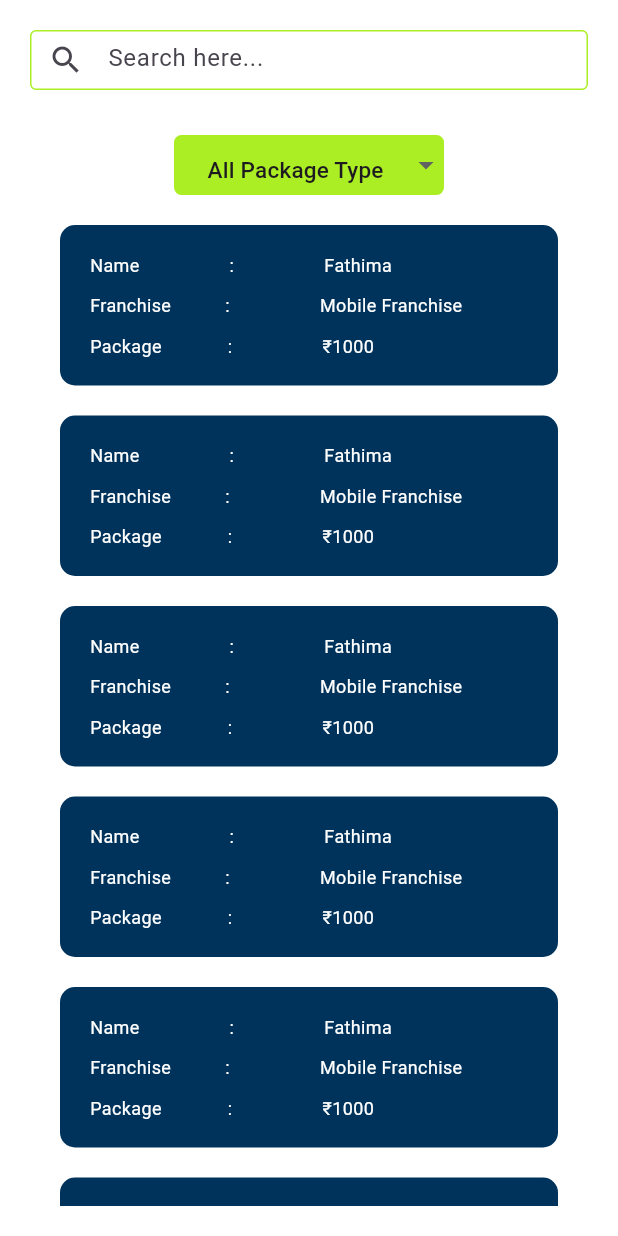
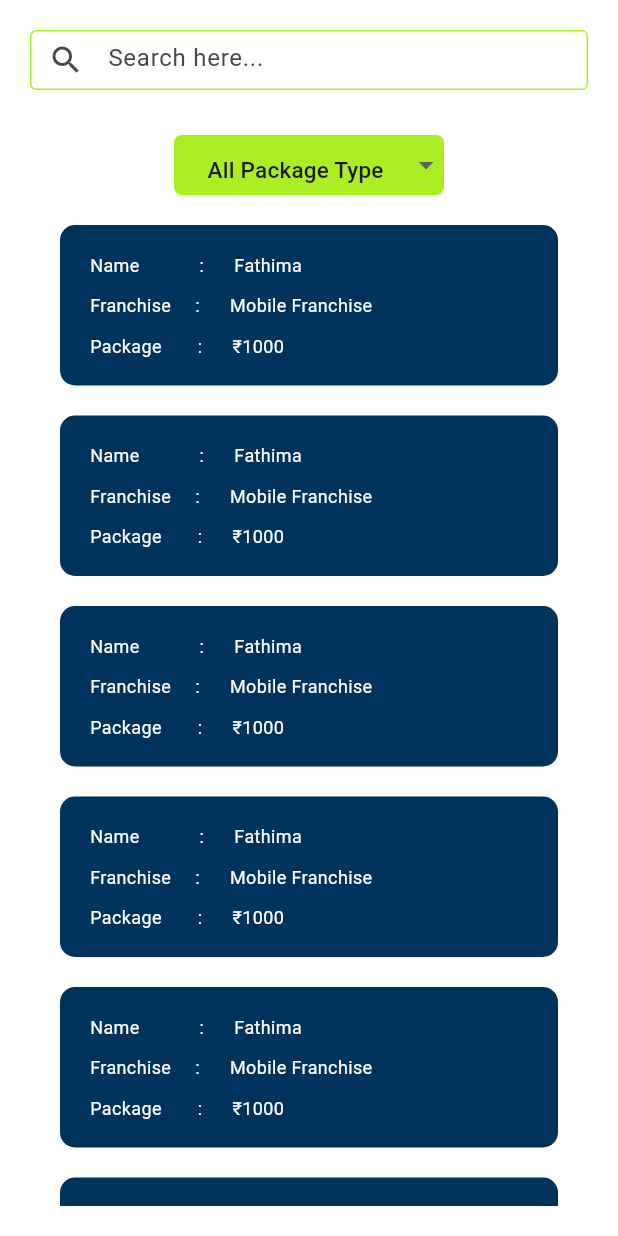
Before and after one commit to seclobproject/Market-Journey_App, a Flutter app: the Dropdownscreen screen opened directly, on a phone screen of 412 x 824 dp. Run offline on Flutter 3.47's test engine with Material 3 defaults, Android fonts, the phone set to English and light mode, and no system bars; our stand-ins replace dio, flutter_svg, logger, shared_preferences; missing offline and left inert: scroll_loop_auto_scroll; accounts and stored records are empty; network calls fail.

Commit message:
dropdown edited

```diff
--- a/lib/networking/constant.dart
+++ b/lib/networking/constant.dart
@@ -1 +1,2 @@
-const String baseURL = "https://admin.marketjourney.in";
+// const String baseURL = "https://admin.marketjourney.in";
+const String baseURL = "http://192.168.29.165:6003";
--- a/lib/screens/members/widgets/level_one.dart
+++ b/lib/screens/members/widgets/level_one.dart
@@ -11,18 +11,16 @@ class levelone extends StatefulWidget {
 class _leveloneState extends State<levelone> {
   @override
   Widget build(BuildContext context) {
-    return   ListView.builder(
+    return ListView.builder(
         itemCount: 10,
         itemBuilder: (BuildContext context, int index) {
           return Padding(
-            padding: const EdgeInsets.symmetric(horizontal: 20,vertical: 10),
+            padding: const EdgeInsets.symmetric(horizontal: 20, vertical: 10),
             child: Container(
               height: 107,
               width: 400,
               decoration: BoxDecoration(
-                color: bluem,
-                borderRadius: BorderRadius.circular(10)
-              ),
+                  color: bluem, borderRadius: BorderRadius.circular(10)),
               child: Column(
                 mainAxisAlignment: MainAxisAlignment.center,
                 children: [
@@ -30,37 +28,74 @@ class _leveloneState extends State<levelone> {
                     padding: const EdgeInsets.symmetric(horizontal: 20),
                     child: Row(
                       children: [
-                        Text("Name",style: TextStyle(fontSize: 12,color: marketbg),),
-                        SizedBox(width: 60,),
-                        Text(":",style: TextStyle(fontSize: 12,color: marketbg)),
-                        SizedBox(width: 60,),
-                        Text("Fathima ",style: TextStyle(fontSize: 12,color: marketbg),),
+                        Text(
+                          "Name",
+                          style: TextStyle(fontSize: 12, color: marketbg),
+                        ),
+                        SizedBox(
+                          width: 40,
+                        ),
+                        Text(":",
+                            style: TextStyle(fontSize: 12, color: marketbg)),
+                        SizedBox(
+                          width: 20,
+                        ),
+                        Text(
+                          "Fathima ",
+                          style: TextStyle(fontSize: 12, color: marketbg),
+                        ),
                       ],
                     ),
                   ),
-                  SizedBox(height: 10,),
+                  SizedBox(
+                    height: 10,
+                  ),
                   Padding(
                     padding: const EdgeInsets.symmetric(horizontal: 20),
                     child: Row(
                       children: [
-                        Text("Franchise",style: TextStyle(fontSize: 12,color: marketbg),),
-                        SizedBox(width: 36,),
-                        Text(":",style: TextStyle(fontSize: 12,color: marketbg)),
-                        SizedBox(width: 60,),
-                        Text("Mobile Franchise  ",style: TextStyle(fontSize: 12,color: marketbg),),
+                        Text(
+                          "Franchise",
+                          style: TextStyle(fontSize: 12, color: marketbg),
+                        ),
+                        SizedBox(
+                          width: 16,
+                        ),
+                        Text(":",
+                            style: TextStyle(fontSize: 12, color: marketbg)),
+                        SizedBox(
+                          width: 20,
+                        ),
+                        Text(
+                          "Mobile Franchise  ",
+                          style: TextStyle(fontSize: 12, color: marketbg),
+                        ),
                       ],
                     ),
                   ),
-                  SizedBox(height: 10,),
+                  SizedBox(
+                    height: 10,
+                  ),
                   Padding(
                     padding: const EdgeInsets.symmetric(horizontal: 20),
                     child: Row(
                       children: [
-                        Text("Package",style: TextStyle(fontSize: 12,color: marketbg),),
-                        SizedBox(width: 44,),
-                        Text(":",style: TextStyle(fontSize: 12,color: marketbg)),
-                        SizedBox(width: 60,),
-                        Text("₹1000 ",style: TextStyle(fontSize: 12,color: marketbg),),
+                        Text(
+                          "Package",
+                          style: TextStyle(fontSize: 12, color: marketbg),
+                        ),
+                        SizedBox(
+                          width: 24,
+                        ),
+                        Text(":",
+                            style: TextStyle(fontSize: 12, color: marketbg)),
+                        SizedBox(
+                          width: 20,
+                        ),
+                        Text(
+                          "₹1000 ",
+                          style: TextStyle(fontSize: 12, color: marketbg),
+                        ),
                       ],
                     ),
                   ),
```
Also changed, not shown: lib/screens/home/home_page.dart (+6 -2 lines), lib/screens/members/widgets/add_member.dart (+38 -4 lines), lib/screens/package/package_page.dart (+46 -39 lines).
